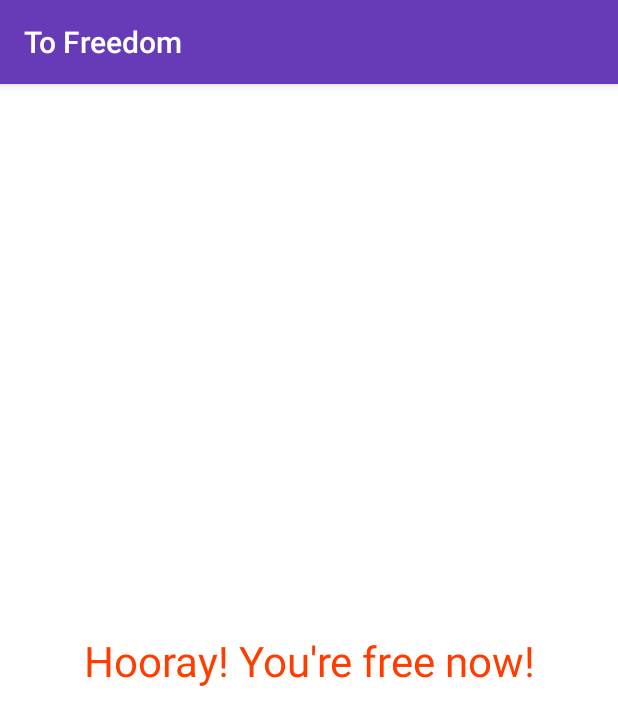
After one commit to offvanHooijdonk/tofreedom, an Android app: the fragment CelebrateFragment shown on its own in the app's theme, on a phone screen of 412 x 824 dp. The commit adds this screen. Shown: the top 725 px of the screen. Run offline under Robolectric (Android 15) with nearby library versions, the phone set to English and light mode, and no system bars.

Commit message:
Added fragment to show the celebration of freedom date

```diff
--- a/app/build.gradle
+++ b/app/build.gradle
@@ -37,6 +37,8 @@ dependencies {
     compile 'net.danlew:android.joda:2.9.9.1'
     compile "net.time4j:time4j-android:3.38-2017c"
 
+    compile 'com.plattysoft.leonids:LeonidsLib:1.3.2'
+
     compile fileTree(dir: 'libs', include: ['*.jar'])
     androidTestCompile('com.android.support.test.espresso:espresso-core:2.2.2', {
         exclude group: 'com.android.support', module: 'support-annotations'
--- /dev/null
+++ b/app/src/main/java/by/offvanhooijdonk/tofreedom/ui/fances/CelebrateFragment.java
@@ -0,0 +1,20 @@
+package by.offvanhooijdonk.tofreedom.ui.fances;
+
+import android.app.Fragment;
+import android.os.Bundle;
+import android.support.annotation.Nullable;
+import android.view.LayoutInflater;
+import android.view.View;
+import android.view.ViewGroup;
+
+import by.offvanhooijdonk.tofreedom.R;
+
+public class CelebrateFragment extends Fragment {
+    @Nullable
+    @Override
+    public View onCreateView(LayoutInflater inflater, @Nullable ViewGroup container, Bundle savedInstanceState) {
+        View v = inflater.inflate(R.layout.frag_celebrate, container, false);
+
+        return v;
+    }
+}
--- /dev/null
+++ b/app/src/main/res/layout/frag_celebrate.xml
@@ -0,0 +1,24 @@
+<?xml version="1.0" encoding="utf-8"?>
+<android.support.constraint.ConstraintLayout xmlns:android="http://schemas.android.com/apk/res/android"
+    xmlns:app="http://schemas.android.com/apk/res-auto"
+    android:layout_width="match_parent"
+    android:layout_height="match_parent"
+    android:background="@color/md_white_1000">
+
+    <TextView
+        android:layout_width="wrap_content"
+        android:layout_height="wrap_content"
+        android:layout_marginBottom="8dp"
+        android:layout_marginEnd="8dp"
+        android:layout_marginStart="8dp"
+        android:layout_marginTop="8dp"
+        android:text="Hooray! You're free now!"
+        android:textAlignment="center"
+        android:textColor="@color/colorAccent"
+        android:textSize="28sp"
+        app:layout_constraintBottom_toBottomOf="parent"
+        app:layout_constraintEnd_toEndOf="parent"
+        app:layout_constraintStart_toStartOf="parent"
+        app:layout_constraintTop_toTopOf="parent" />
+
+</android.support.constraint.ConstraintLayout>
--- a/app/src/main/res/values/strings.xml
+++ b/app/src/main/res/values/strings.xml
@@ -25,4 +25,5 @@
     <string name="pref_cnt_started_date_key" translatable="false">pref_cnt_started_date_key</string>
     <string name="date_warning_title">Warning</string>
     <string name="date_warning_msg">Please pick a date in the future before proceed.</string>
+    <string name="pref_celebrate_shown">pref_celebrate_shown</string>
 </resources>
```
Also changed, not shown: app/src/main/java/by/offvanhooijdonk/tofreedom/helper/PrefHelper.java (+9 -0 lines), app/src/main/java/by/offvanhooijdonk/tofreedom/ui/countdown/CountdownActivity.java (+32 -4 lines), app/src/main/res/layout/activity_countdown.xml (+9 -2 lines).
